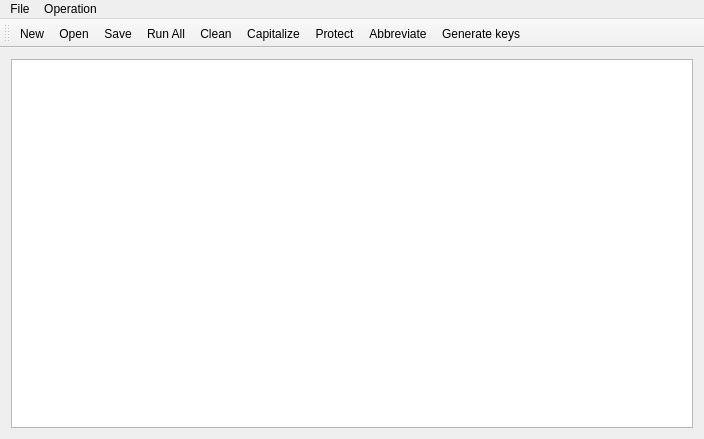
Above: MainWindow.ui from congchenutd/bibfixer before the change. Below: the same form after it.
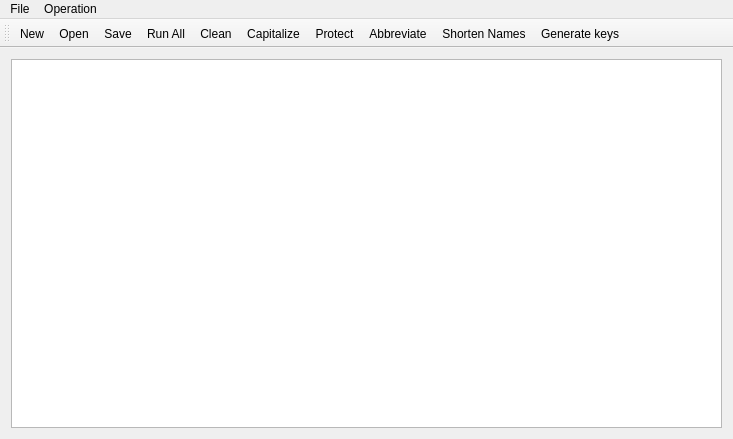
That is the form after the change. Icons and pictures are not drawn. Custom widgets are drawn as their Qt base class.

Commit message: + shorten names

```diff
--- a/MainWindow.ui
+++ b/MainWindow.ui
@@ -6,7 +6,7 @@
    <rect>
     <x>0</x>
     <y>0</y>
-    <width>704</width>
+    <width>733</width>
     <height>439</height>
    </rect>
   </property>
@@ -29,7 +29,7 @@
     <rect>
      <x>0</x>
      <y>0</y>
-     <width>704</width>
+     <width>733</width>
      <height>22</height>
     </rect>
    </property>
@@ -64,7 +64,7 @@
    </property>
    <property name="iconSize">
     <size>
-     <width>64</width>
+     <width>48</width>
      <height>32</height>
     </size>
    </property>
@@ -85,6 +85,7 @@
    <addaction name="actionCapitalize"/>
    <addaction name="actionProtect"/>
    <addaction name="actionAbbreviate"/>
+   <addaction name="actionShortenNames"/>
    <addaction name="actionGenerateKeys"/>
   </widget>
   <action name="actionCapitalize">
@@ -200,6 +201,18 @@
     <string>New</string>
    </property>
   </action>
+  <action name="actionShortenNames">
+   <property name="icon">
+    <iconset resource="Resource.qrc">
+     <normaloff>:/Images/Heads.png</normaloff>:/Images/Heads.png</iconset>
+   </property>
+   <property name="text">
+    <string>Shorten Names</string>
+   </property>
+   <property name="toolTip">
+    <string>Shorten Names</string>
+   </property>
+  </action>
  </widget>
  <layoutdefault spacing="6" margin="11"/>
  <customwidgets>
```
Left out of the diff: 1 changed line with no effect on the pictures. The commit also changes 9 other files.
